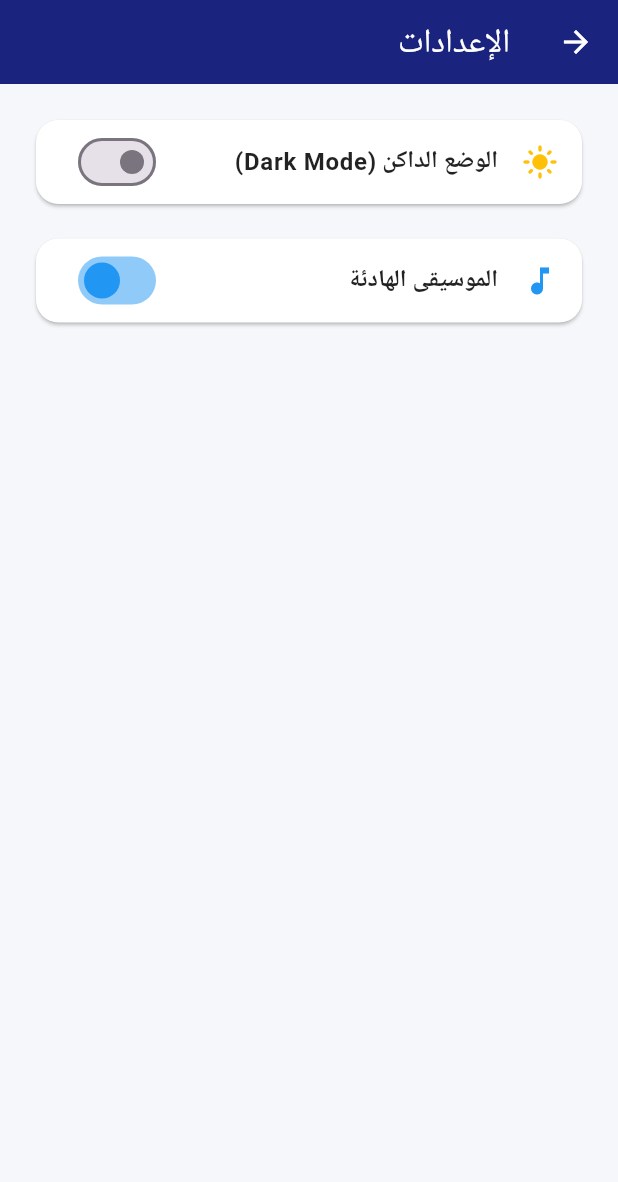
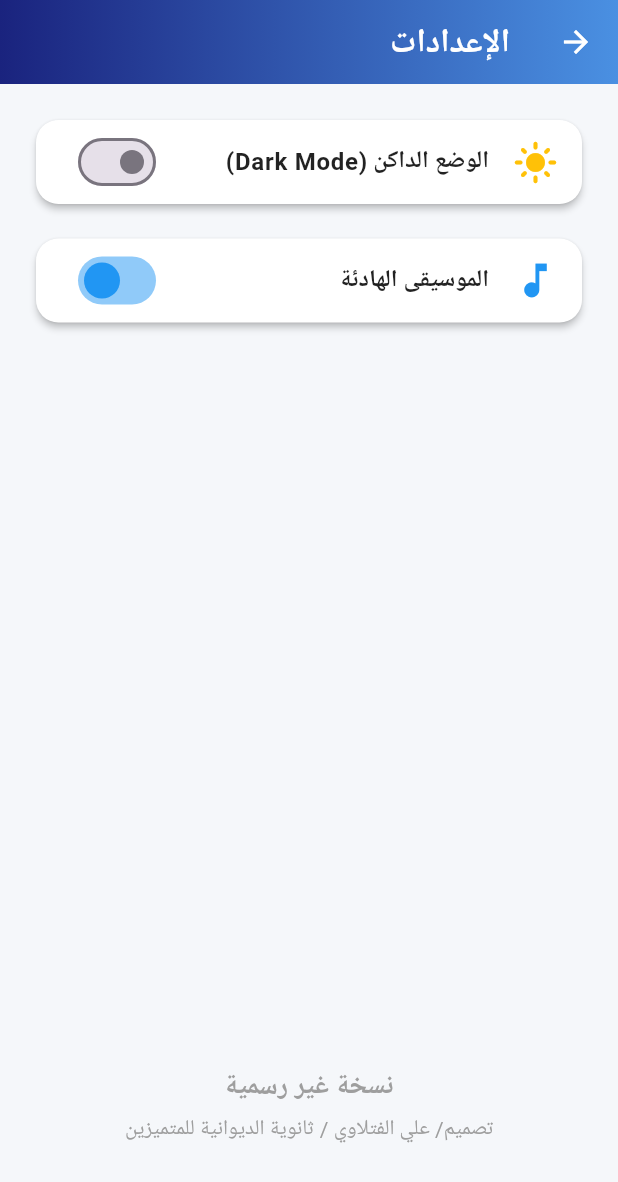
Before and after one commit to salimalwan78-debug/iraq-emis-app, a Flutter app: the SettingsScreen screen opened directly, on a phone screen of 412 x 824 dp. Shown: the top 1182 px of the screen. Run offline on Flutter 3.47's test engine with Material 3 defaults, Android fonts, the phone set to English and light mode, and no system bars; our stand-ins replace audioplayers, image_picker, permission_handler, speech_to_text, video_player, webview_flutter; Roboto replaces fonts that are missing (Tajawal).

Commit message:
Enhance settings screen UI with bold text and icons
Updated UI elements in settings screen for better aesthetics and usability.

```diff
--- a/lib/settings_screen.dart
+++ b/lib/settings_screen.dart
@@ -22,8 +22,8 @@ class _SettingsScreenState extends State<SettingsScreen> {
         return Scaffold(
           backgroundColor: bgColor,
           appBar: AppBar(
-            title: const Text('الإعدادات', style: TextStyle(color: Colors.white)),
-            backgroundColor: const Color(0xFF1A237E),
+            title: const Text('الإعدادات', style: TextStyle(color: Colors.white, fontWeight: FontWeight.bold)),
+            flexibleSpace: Container(decoration: const BoxDecoration(gradient: LinearGradient(colors: [Color(0xFF1A237E), Color(0xFF4A90E2)]))),
             iconTheme: const IconThemeData(color: Colors.white),
           ),
           body: Padding(
@@ -31,37 +31,35 @@ class _SettingsScreenState extends State<SettingsScreen> {
             child: Column(
               children: [
                 Card(
-                  color: cardColor,
+                  color: cardColor, elevation: 2,
                   shape: RoundedRectangleBorder(borderRadius: BorderRadius.circular(15)),
                   child: ListTile(
-                    leading: Icon(isDark ? Icons.dark_mode : Icons.light_mode, color: Colors.amber),
-                    title: Text('الوضع الداكن (Dark Mode)', style: TextStyle(color: textColor, fontWeight: FontWeight.bold)),
-                    trailing: Switch(
-                      value: isDark,
-                      activeColor: Colors.amber,
-                      onChanged: (val) {
-                        AppCore.toggleTheme();
-                      },
-                    ),
+                    leading: Icon(isDark ? Icons.dark_mode : Icons.light_mode, color: Colors.amber, size: 30),
+                    title: Text('الوضع الداكن (Dark Mode)', style: TextStyle(color: textColor, fontWeight: FontWeight.bold, fontSize: 16)),
+                    trailing: Switch(value: isDark, activeColor: Colors.amber, onChanged: (val) => AppCore.toggleTheme()),
                   ),
                 ),
                 const SizedBox(height: 15),
                 Card(
-                  color: cardColor,
+                  color: cardColor, elevation: 2,
                   shape: RoundedRectangleBorder(borderRadius: BorderRadius.circular(15)),
                   child: ListTile(
-                    leading: Icon(AppCore.isAudioMuted ? Icons.volume_off : Icons.music_note, color: Colors.blue),
-                    title: Text('الموسيقى الهادئة', style: TextStyle(color: textColor, fontWeight: FontWeight.bold)),
+                    leading: Icon(AppCore.isAudioMuted ? Icons.volume_off : Icons.music_note, color: Colors.blue, size: 30),
+                    title: Text('الموسيقى الهادئة', style: TextStyle(color: textColor, fontWeight: FontWeight.bold, fontSize: 16)),
                     trailing: Switch(
-                      value: !AppCore.isAudioMuted,
-                      activeColor: Colors.blue,
-                      onChanged: (val) async {
-                        await AppCore.toggleAudio();
-                        setState(() {});
-                      },
+                      value: !AppCore.isAudioMuted, activeColor: Colors.blue,
+                      onChanged: (val) async { await AppCore.toggleAudio(); setState(() {}); },
                     ),
                   ),
                 ),
+
+                const Spacer(),
+
+                // النصوص المطلوبة في صفحة الإعدادات
+                const Text('نسخة غير رسمية', style: TextStyle(color: Colors.grey, fontSize: 18, fontWeight: FontWeight.bold)),
+                const SizedBox(height: 5),
+                const Text('تصميم/ علي الفتلاوي / ثانوية الديوانية للمتميزين', style: TextStyle(color: Colors.grey, fontSize: 14)),
+                const SizedBox(height: 40),
               ],
             ),
           ),
```
